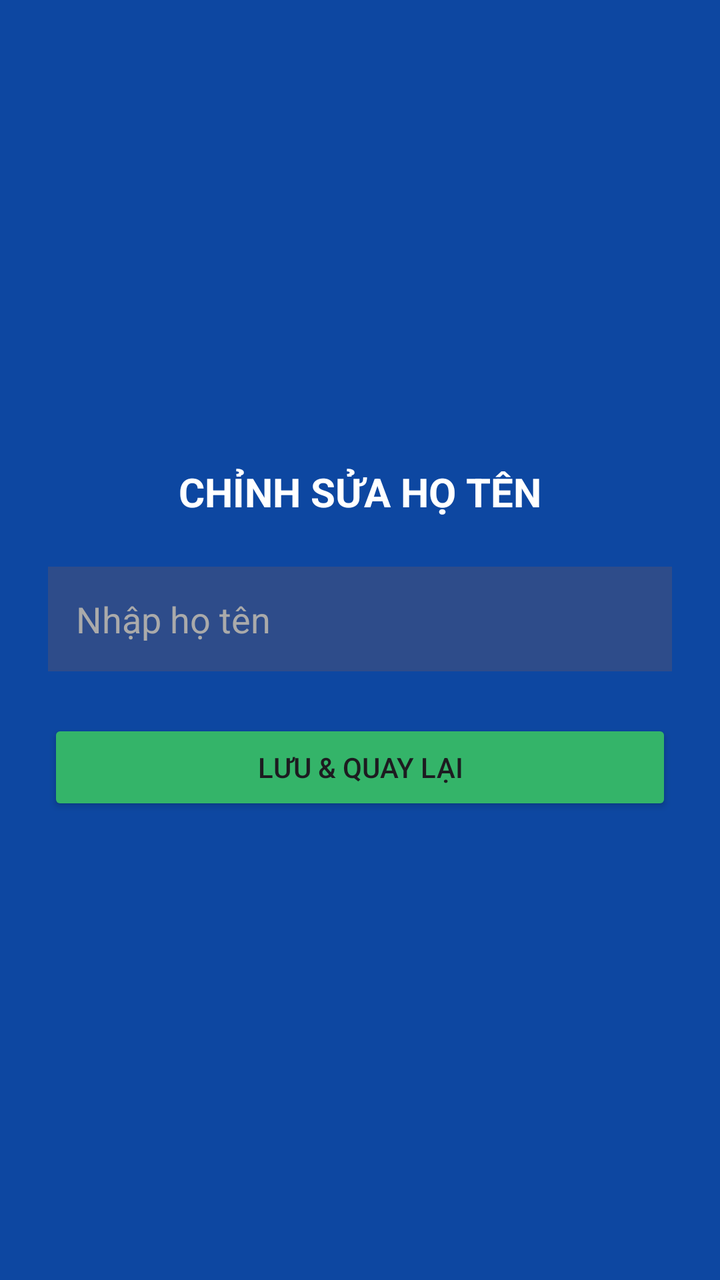
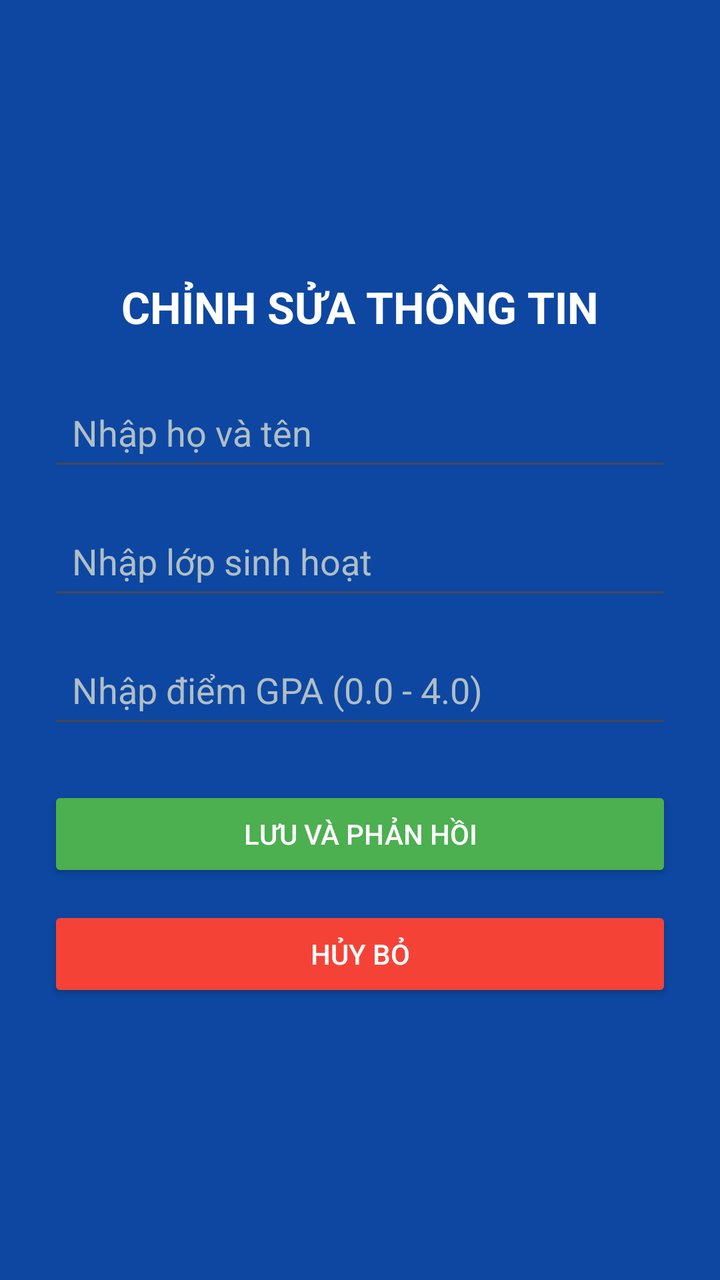

Screens rendered from an Android XML layout before and after an edit, with the pre-edit source and the edit as a unified diff.
<!-- AndroidManifest.xml: application theme Theme.Baitap3_2415141122111 -->
<!-- res/layout/activity_edit.xml -->
<?xml version="1.0" encoding="utf-8"?>
<LinearLayout xmlns:android="http://schemas.android.com/apk/res/android"
    android:layout_width="match_parent"
    android:layout_height="match_parent"
    android:orientation="vertical"
    android:gravity="center"
    android:padding="24dp"
    android:background="#0D47A1">

    <TextView
        android:layout_width="wrap_content"
        android:layout_height="wrap_content"
        android:text="CHỈNH SỬA HỌ TÊN"
        android:textColor="#FFFFFF"
        android:textSize="20sp"
        android:textStyle="bold"
        android:layout_marginBottom="24dp" />

    <EditText
        android:id="@+id/edtTen"
        android:layout_width="match_parent"
        android:layout_height="wrap_content"
        android:hint="Nhập họ tên"
        android:textColor="#FFFFFF"
        android:textColorHint="#AAAAAA"
        android:background="#2E4C8A"
        android:padding="14dp"
        android:layout_marginBottom="24dp" />

    <Button
        android:id="@+id/btnLuu"
        android:layout_width="match_parent"
        android:layout_height="wrap_content"
        android:text="Lưu &amp; Quay Lại"
        android:backgroundTint="#34B469" />

</LinearLayout>
<!-- resources referenced by this layout -->
<resources>
  <style name="Theme.Baitap3_2415141122111" parent="Base.Theme.Baitap3_2415141122111" />
  <style name="Base.Theme.Baitap3_2415141122111" parent="Theme.Material3.DayNight.NoActionBar">
          
          
      </style>
</resources>

<!-- the commit's change to res/layout/activity_edit.xml (unified diff, before → after) -->
@@ -10,28 +10,55 @@
     <TextView
         android:layout_width="wrap_content"
         android:layout_height="wrap_content"
-        android:text="CHỈNH SỬA HỌ TÊN"
+        android:text="CHỈNH SỬA THÔNG TIN"
         android:textColor="#FFFFFF"
-        android:textSize="20sp"
+        android:textSize="22sp"
         android:textStyle="bold"
         android:layout_marginBottom="24dp" />
-
     <EditText
-        android:id="@+id/edtTen"
+        android:id="@+id/edtName"
         android:layout_width="match_parent"
         android:layout_height="wrap_content"
-        android:hint="Nhập họ tên"
+        android:hint="Nhập họ và tên"
+        android:textColorHint="#B0BEC5"
         android:textColor="#FFFFFF"
-        android:textColorHint="#AAAAAA"
-        android:background="#2E4C8A"
-        android:padding="14dp"
-        android:layout_marginBottom="24dp" />
+        android:padding="12dp"
+        android:layout_marginBottom="16dp" />
 
-    <Button
-        android:id="@+id/btnLuu"
+    
+    <EditText
+        android:id="@+id/edtClass"
         android:layout_width="match_parent"
         android:layout_height="wrap_content"
-        android:text="Lưu &amp; Quay Lại"
-        android:backgroundTint="#34B469" />
+        android:hint="Nhập lớp sinh hoạt"
+        android:textColorHint="#B0BEC5"
+        android:textColor="#FFFFFF"
+        android:padding="12dp"
+        android:layout_marginBottom="16dp" />
+    <EditText
+        android:id="@+id/edtGpa"
+        android:layout_width="match_parent"
+        android:layout_height="wrap_content"
+        android:hint="Nhập điểm GPA (0.0 - 4.0)"
+        android:inputType="numberDecimal"
+        android:textColorHint="#B0BEC5"
+        android:textColor="#FFFFFF"
+        android:padding="12dp"
+        android:layout_marginBottom="24dp" />
+    <Button
+        android:id="@+id/btnSave"
+        android:layout_width="match_parent"
+        android:layout_height="wrap_content"
+        android:text="Lưu và Phản Hồi"
+        android:backgroundTint="#4CAF50"
+        android:textColor="#FFFFFF"
+        android:layout_marginBottom="12dp" />
+    <Button
+        android:id="@+id/btnCancel"
+        android:layout_width="match_parent"
+        android:layout_height="wrap_content"
+        android:text="Hủy Bỏ"
+        android:backgroundTint="#F44336"
+        android:textColor="#FFFFFF" />
 
 </LinearLayout>
